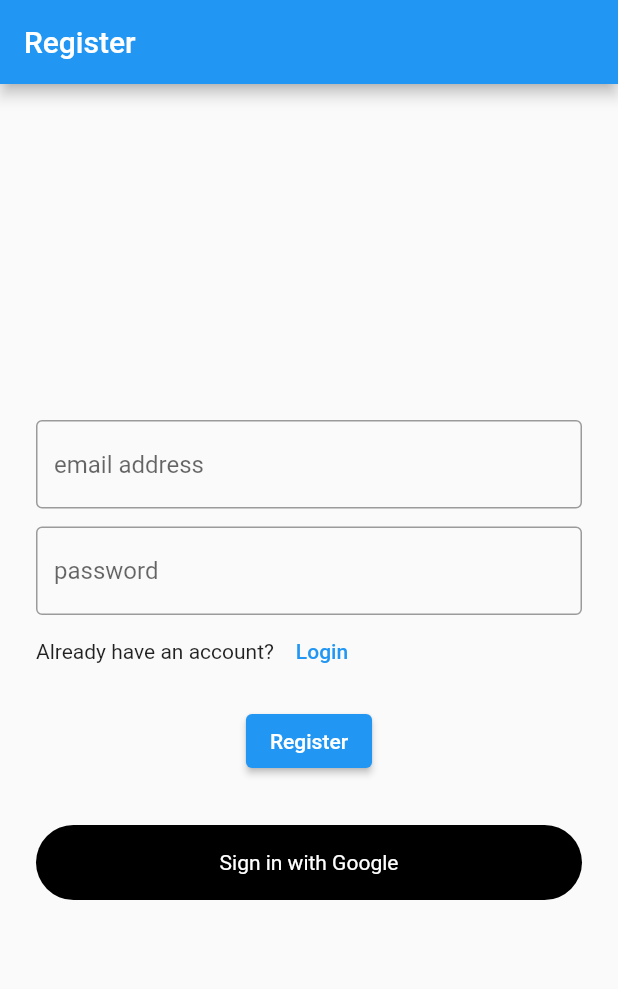
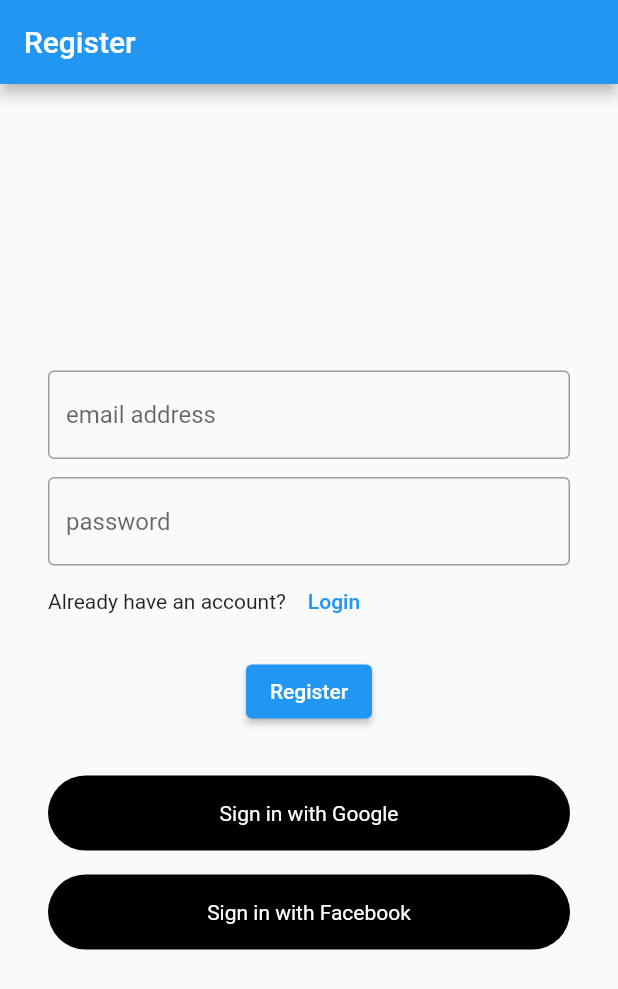
Before and after one commit to mohamdelbehairy/supabase_flutter, a Flutter app: the screen it shows after launch, after a tap on "Sign in with Google", on a phone screen of 412 x 824 dp. Shown: the top 989 px of the screen. Run offline on Flutter 3.47's test engine with Material 3 defaults, Android fonts, the phone set to English and light mode, and no system bars; our stand-ins replace email_validator, flutter_bloc, google_sign_in, shared_preferences, supabase_flutter; accounts and stored records are empty; network calls fail.

Commit message:
use facebook to auth by supabase done

```diff
--- a/lib/features/auth/data/repo/auth_repo.dart
+++ b/lib/features/auth/data/repo/auth_repo.dart
@@ -6,4 +6,5 @@ abstract class AuthRepo {
   Future<void> logout();
   Future<void> resetPassword(String email);
   Future<AuthResponse?> signInWithGoogle();
+  Future<void> signInWithFacebook();
 }
--- a/lib/features/auth/data/repo/auth_repo_impl.dart
+++ b/lib/features/auth/data/repo/auth_repo_impl.dart
@@ -36,8 +36,7 @@ class AuthRepoImpl extends AuthRepo {
   @override
   Future<AuthResponse?> signInWithGoogle() async {
     final GoogleSignIn googleSignIn = GoogleSignIn(
-        clientId: SecretKey.iosClientID,
-        serverClientId: SecretKey.webClientID);
+        clientId: SecretKey.iosClientID, serverClientId: SecretKey.webClientID);
 
     GoogleSignInAccount? googleUser = await googleSignIn.signIn();
 
@@ -53,4 +52,11 @@ class AuthRepoImpl extends AuthRepo {
     }
     return null;
   }
+
+  @override
+  Future<void> signInWithFacebook() async {
+    await _client.auth.signInWithOAuth(OAuthProvider.facebook,
+        redirectTo:
+            "https://tgrqdzakirkpkdcfkpux.supabase.co/auth/v1/callback");
+  }
 }
--- a/lib/features/auth/presentation/manager/auth/auth_bloc.dart
+++ b/lib/features/auth/presentation/manager/auth/auth_bloc.dart
@@ -75,6 +75,21 @@ class AuthBloc extends Bloc<AuthEvents, AuthStates> {
           log("error from googel auth: $e");
         }
       }
+      if (event is FacebookEvent) {
+        emit(FacebookLoading());
+        try {
+          await _authRepo.signInWithFacebook();
+          await Future.delayed(const Duration(seconds: 10));
+          log("${Supabase.instance.client.auth.currentUser?.id}");
+          if (Supabase.instance.client.auth.currentUser != null) {
+            await _prefService.setString();
+            emit(FacebookSuccess());
+          }
+        } catch (e) {
+          emit(AuthFailure(errorMessage: e.toString()));
+          log("error from facebook auth: $e");
+        }
+      }
     });
   }
 
--- a/lib/features/auth/presentation/manager/auth/auth_events.dart
+++ b/lib/features/auth/presentation/manager/auth/auth_events.dart
@@ -15,3 +15,5 @@ final class LogoutEvent extends AuthEvents {}
 final class ResetPasswordEvent extends AuthEvents {}
 
 final class GoogleEvent extends AuthEvents {}
+
+final class FacebookEvent extends AuthEvents {}
--- a/lib/features/auth/presentation/manager/auth/auth_state.dart
+++ b/lib/features/auth/presentation/manager/auth/auth_state.dart
@@ -17,6 +17,11 @@ final class GoogleLoading extends AuthStates {}
 
 final class GoogleSuccess extends AuthStates {}
 
+final class FacebookLoading extends AuthStates {}
+
+
+final class FacebookSuccess extends AuthStates {}
+
 final class AuthFailure extends AuthStates {
   final String errorMessage;
 
--- /dev/null
+++ b/lib/features/auth/presentation/views/widgets/custom_auth_button.dart
@@ -0,0 +1,30 @@
+import 'package:flutter/material.dart';
+
+class CustomAuthButton extends StatelessWidget {
+  const CustomAuthButton(
+      {super.key, this.isLoading = false, this.name, required this.onTap});
+  final bool isLoading;
+  final String? name;
+  final Function() onTap;
+
+  @override
+  Widget build(BuildContext context) {
+    return GestureDetector(
+      onTap: onTap,
+      child: Container(
+        height: 50,
+        width: double.infinity,
+        decoration: BoxDecoration(
+            color: Colors.black, borderRadius: BorderRadius.circular(32)),
+        child: Center(
+            child: isLoading
+                ? const SizedBox(
+                    height: 30,
+                    width: 30,
+                    child: CircularProgressIndicator(color: Colors.white))
+                : Text("Sign in with ${name ?? "Google"}",
+                    style: const TextStyle(color: Colors.white))),
+      ),
+    );
+  }
+}
--- /dev/null
+++ b/lib/features/auth/presentation/views/widgets/login_using_facebook_widget.dart
@@ -0,0 +1,17 @@
+import 'package:flutter/material.dart';
+import 'package:flutter_bloc/flutter_bloc.dart';
+import 'package:supabase_flutter_app/features/auth/presentation/manager/auth/auth_events.dart';
+
+import '../../manager/auth/auth_bloc.dart';
+import 'custom_auth_button.dart';
+
+class LoginUsingFacebookWidget extends StatelessWidget {
+  const LoginUsingFacebookWidget({super.key});
+
+  @override
+  Widget build(BuildContext context) {
+    return CustomAuthButton(name: "Facebook", onTap: () {
+      context.read<AuthBloc>().add(FacebookEvent());
+    });
+  }
+}
--- a/lib/features/auth/presentation/views/widgets/login_using_google_widget.dart
+++ b/lib/features/auth/presentation/views/widgets/login_using_google_widget.dart
@@ -5,6 +5,7 @@ import 'package:supabase_flutter_app/features/auth/presentation/manager/auth/aut
 
 import '../../../../home/presentation/views/home_view.dart';
 import '../../manager/auth/auth_events.dart';
+import 'custom_auth_button.dart';
 
 class LoginUsingGoogleWidget extends StatelessWidget {
   const LoginUsingGoogleWidget({super.key});
@@ -19,23 +20,9 @@ class LoginUsingGoogleWidget extends StatelessWidget {
         }
       },
       builder: (context, state) {
-        return GestureDetector(
+        return CustomAuthButton(
+          isLoading: state is GoogleLoading,
           onTap: () => context.read<AuthBloc>().add(GoogleEvent()),
-          child: Container(
-            height: 50,
-            width: double.infinity,
-            decoration: BoxDecoration(
-                color: Colors.black, borderRadius: BorderRadius.circular(32)),
-            child: Center(
-                child: state is GoogleLoading
-                    ? const SizedBox(
-                        height: 30,
-                        width: 30,
-                        child: CircularProgressIndicator(color: Colors.white),
-                      )
-                    : const Text("Sign in with Google",
-                        style: TextStyle(color: Colors.white))),
-          ),
         );
       },
     );
--- a/lib/features/auth/presentation/views/widgets/login_view_body.dart
+++ b/lib/features/auth/presentation/views/widgets/login_view_body.dart
@@ -9,6 +9,7 @@ import '../../manager/auth/auth_bloc.dart';
 import 'already_or_not_have_account_widget.dart';
 import 'custom_button.dart';
 import 'custom_text_field.dart';
+import 'login_using_facebook_widget.dart';
 import 'login_using_google_widget.dart';
 
 class LoginViewBody extends StatefulWidget {
@@ -54,7 +55,7 @@ class _LoginViewBodyState extends State<LoginViewBody> {
       },
       builder: (context, state) {
         return Padding(
-          padding: const EdgeInsets.symmetric(horizontal: 24),
+          padding: const EdgeInsets.symmetric(horizontal: 32),
           child: Form(
             key: globalKey,
             child: Column(
@@ -103,6 +104,8 @@ class _LoginViewBodyState extends State<LoginViewBody> {
                     }),
                 const SizedBox(height: 32),
                 const LoginUsingGoogleWidget(),
+                const SizedBox(height: 16),
+                const LoginUsingFacebookWidget()
               ],
             ),
           ),
--- a/lib/features/auth/presentation/views/widgets/register_view_body.dart
+++ b/lib/features/auth/presentation/views/widgets/register_view_body.dart
@@ -10,6 +10,7 @@ import '../login_view.dart';
 import 'already_or_not_have_account_widget.dart';
 import 'custom_button.dart';
 import 'custom_text_field.dart';
+import 'login_using_facebook_widget.dart';
 import 'login_using_google_widget.dart';
 
 class RegisterViewBody extends StatefulWidget {
@@ -54,7 +55,7 @@ class _RegisterViewBodyState extends State<RegisterViewBody> {
       },
       builder: (context, state) {
         return Padding(
-          padding: const EdgeInsets.symmetric(horizontal: 24),
+          padding: const EdgeInsets.symmetric(horizontal: 32),
           child: Form(
             key: globalKey,
             child: Column(
@@ -101,6 +102,8 @@ class _RegisterViewBodyState extends State<RegisterViewBody> {
                 }),
                 const SizedBox(height: 32),
                 const LoginUsingGoogleWidget(),
+                const SizedBox(height: 16),
+                const LoginUsingFacebookWidget()
               ],
             ),
           ),
```
Also changed, not shown: 5 other files.
